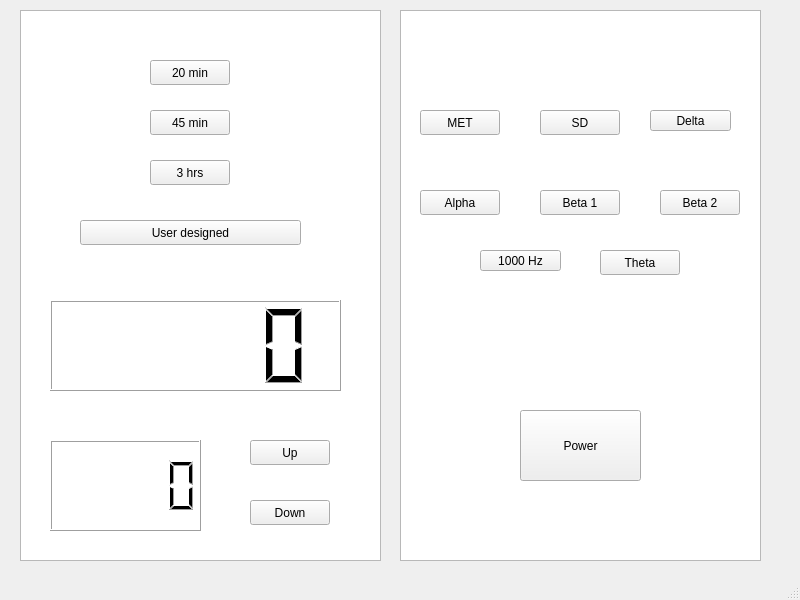
Qt form Project-Team59/mainwindow.ui (heyitsOK/3004-Team59) before a commit.
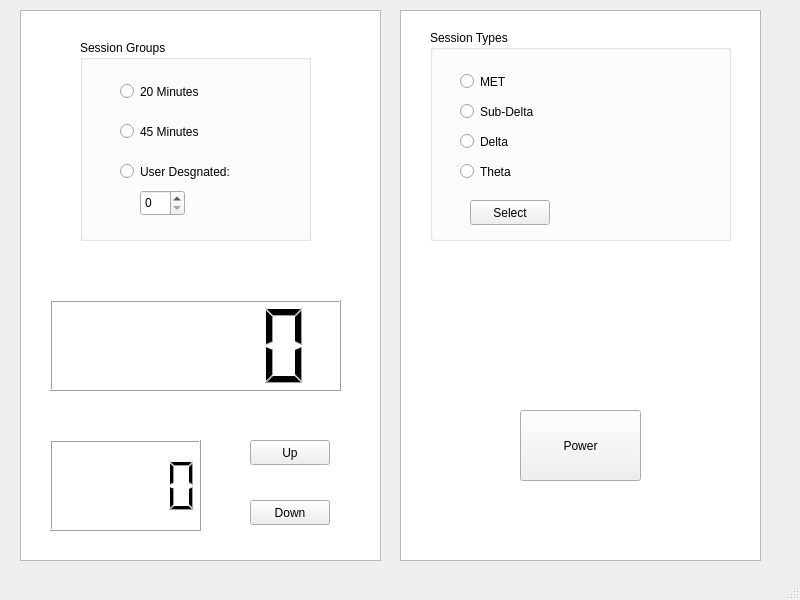
The same form after that commit.

Commit message: updated GUI and added session group and type selection.

The edit to the form file:
```diff
--- a/Project-Team59/mainwindow.ui
+++ b/Project-Team59/mainwindow.ui
@@ -83,149 +83,6 @@
      <string>Down</string>
     </property>
    </widget>
-   <widget class="QPushButton" name="min20">
-    <property name="geometry">
-     <rect>
-      <x>150</x>
-      <y>60</y>
-      <width>80</width>
-      <height>25</height>
-     </rect>
-    </property>
-    <property name="text">
-     <string>20 min</string>
-    </property>
-   </widget>
-   <widget class="QPushButton" name="Min45">
-    <property name="geometry">
-     <rect>
-      <x>150</x>
-      <y>110</y>
-      <width>80</width>
-      <height>25</height>
-     </rect>
-    </property>
-    <property name="text">
-     <string>45 min</string>
-    </property>
-   </widget>
-   <widget class="QPushButton" name="hrs3">
-    <property name="geometry">
-     <rect>
-      <x>150</x>
-      <y>160</y>
-      <width>80</width>
-      <height>25</height>
-     </rect>
-    </property>
-    <property name="text">
-     <string>3 hrs</string>
-    </property>
-   </widget>
-   <widget class="QPushButton" name="UD">
-    <property name="geometry">
-     <rect>
-      <x>80</x>
-      <y>220</y>
-      <width>221</width>
-      <height>25</height>
-     </rect>
-    </property>
-    <property name="text">
-     <string>User designed</string>
-    </property>
-   </widget>
-   <widget class="QPushButton" name="MET">
-    <property name="geometry">
-     <rect>
-      <x>420</x>
-      <y>110</y>
-      <width>80</width>
-      <height>25</height>
-     </rect>
-    </property>
-    <property name="text">
-     <string>MET</string>
-    </property>
-   </widget>
-   <widget class="QPushButton" name="theta">
-    <property name="geometry">
-     <rect>
-      <x>600</x>
-      <y>250</y>
-      <width>80</width>
-      <height>25</height>
-     </rect>
-    </property>
-    <property name="text">
-     <string>Theta</string>
-    </property>
-   </widget>
-   <widget class="QPushButton" name="SD">
-    <property name="geometry">
-     <rect>
-      <x>540</x>
-      <y>110</y>
-      <width>80</width>
-      <height>25</height>
-     </rect>
-    </property>
-    <property name="text">
-     <string>SD</string>
-    </property>
-   </widget>
-   <widget class="QPushButton" name="Beta2">
-    <property name="geometry">
-     <rect>
-      <x>660</x>
-      <y>190</y>
-      <width>80</width>
-      <height>25</height>
-     </rect>
-    </property>
-    <property name="text">
-     <string>Beta 2</string>
-    </property>
-   </widget>
-   <widget class="QPushButton" name="Beta1">
-    <property name="geometry">
-     <rect>
-      <x>540</x>
-      <y>190</y>
-      <width>80</width>
-      <height>25</height>
-     </rect>
-    </property>
-    <property name="text">
-     <string>Beta 1</string>
-    </property>
-   </widget>
-   <widget class="QPushButton" name="Alpha">
-    <property name="geometry">
-     <rect>
-      <x>420</x>
-      <y>190</y>
-      <width>80</width>
-      <height>25</height>
-     </rect>
-    </property>
-    <property name="text">
-     <string>Alpha</string>
-    </property>
-   </widget>
-   <widget class="QPushButton" name="Hz1000">
-    <property name="geometry">
-     <rect>
-      <x>480</x>
-      <y>250</y>
-      <width>81</width>
-      <height>21</height>
-     </rect>
-    </property>
-    <property name="text">
-     <string>1000 Hz</string>
-    </property>
-   </widget>
    <widget class="QLCDNumber" name="lcdNumber_2">
     <property name="geometry">
      <rect>
@@ -236,18 +93,151 @@
      </rect>
     </property>
    </widget>
-   <widget class="QPushButton" name="delta">
+   <widget class="QGroupBox" name="grpSession">
+    <property name="enabled">
+     <bool>true</bool>
+    </property>
     <property name="geometry">
      <rect>
-      <x>650</x>
-      <y>110</y>
-      <width>81</width>
-      <height>21</height>
+      <x>80</x>
+      <y>40</y>
+      <width>231</width>
+      <height>201</height>
      </rect>
     </property>
-    <property name="text">
-     <string>Delta</string>
+    <property name="title">
+     <string>Session Groups</string>
     </property>
+    <widget class="QRadioButton" name="rdb20">
+     <property name="enabled">
+      <bool>true</bool>
+     </property>
+     <property name="geometry">
+      <rect>
+       <x>40</x>
+       <y>40</y>
+       <width>96</width>
+       <height>23</height>
+      </rect>
+     </property>
+     <property name="text">
+      <string>20 Minutes</string>
+     </property>
+    </widget>
+    <widget class="QRadioButton" name="rdb45">
+     <property name="geometry">
+      <rect>
+       <x>40</x>
+       <y>80</y>
+       <width>96</width>
+       <height>23</height>
+      </rect>
+     </property>
+     <property name="text">
+      <string>45 Minutes</string>
+     </property>
+    </widget>
+    <widget class="QRadioButton" name="rdbUserDes">
+     <property name="geometry">
+      <rect>
+       <x>40</x>
+       <y>120</y>
+       <width>121</width>
+       <height>23</height>
+      </rect>
+     </property>
+     <property name="text">
+      <string>User Desgnated:</string>
+     </property>
+    </widget>
+    <widget class="QSpinBox" name="spbMinutes">
+     <property name="geometry">
+      <rect>
+       <x>60</x>
+       <y>150</y>
+       <width>45</width>
+       <height>26</height>
+      </rect>
+     </property>
+    </widget>
+   </widget>
+   <widget class="QGroupBox" name="grpTypes">
+    <property name="geometry">
+     <rect>
+      <x>430</x>
+      <y>30</y>
+      <width>301</width>
+      <height>211</height>
+     </rect>
+    </property>
+    <property name="title">
+     <string>Session Types</string>
+    </property>
+    <widget class="QRadioButton" name="rdbMET">
+     <property name="geometry">
+      <rect>
+       <x>30</x>
+       <y>40</y>
+       <width>51</width>
+       <height>23</height>
+      </rect>
+     </property>
+     <property name="text">
+      <string>MET</string>
+     </property>
+    </widget>
+    <widget class="QRadioButton" name="rdbSubDelta">
+     <property name="geometry">
+      <rect>
+       <x>30</x>
+       <y>70</y>
+       <width>81</width>
+       <height>23</height>
+      </rect>
+     </property>
+     <property name="text">
+      <string>Sub-Delta</string>
+     </property>
+    </widget>
+    <widget class="QRadioButton" name="rdbDelta">
+     <property name="geometry">
+      <rect>
+       <x>30</x>
+       <y>100</y>
+       <width>61</width>
+       <height>23</height>
+      </rect>
+     </property>
+     <property name="text">
+      <string>Delta</string>
+     </property>
+    </widget>
+    <widget class="QRadioButton" name="rdbTheta">
+     <property name="geometry">
+      <rect>
+       <x>30</x>
+       <y>130</y>
+       <width>96</width>
+       <height>23</height>
+      </rect>
+     </property>
+     <property name="text">
+      <string>Theta</string>
+     </property>
+    </widget>
+    <widget class="QPushButton" name="btnSelect">
+     <property name="geometry">
+      <rect>
+       <x>40</x>
+       <y>170</y>
+       <width>80</width>
+       <height>25</height>
+      </rect>
+     </property>
+     <property name="text">
+      <string>Select</string>
+     </property>
+    </widget>
    </widget>
   </widget>
   <widget class="QMenuBar" name="menubar">
```
Left out of the diff: 3 changed lines with no effect on the pictures. The commit also changes 2 other files.
